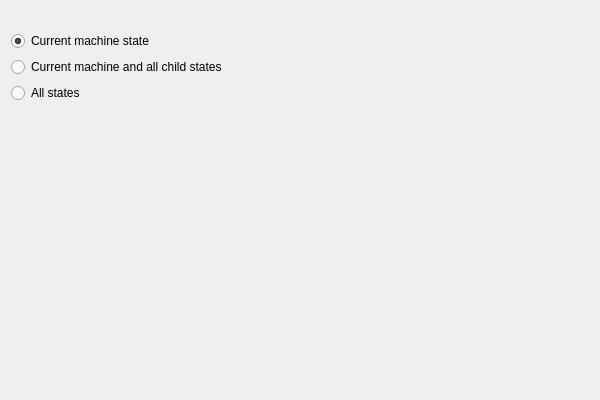
Old version of the form vbox/src/VBox/Frontends/VirtualBox/src/wizards/clonevm/UICloneVMWizardPage3.ui in the repository jljuxgm/vboxgit.
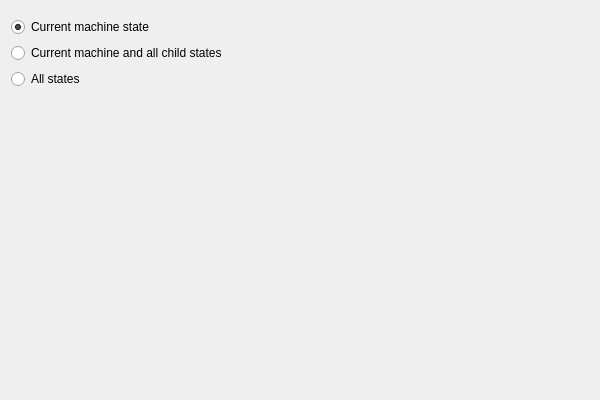
New version of the form. Custom widgets are drawn as their Qt base class.

What changed in the file:
```diff
--- a/vbox/src/VBox/Frontends/VirtualBox/src/wizards/clonevm/UICloneVMWizardPage3.ui
+++ b/vbox/src/VBox/Frontends/VirtualBox/src/wizards/clonevm/UICloneVMWizardPage3.ui
@@ -23,22 +23,9 @@
     <height>400</height>
    </rect>
   </property>
-  <property name="sizePolicy">
-   <sizepolicy hsizetype="Minimum" vsizetype="Minimum">
-    <horstretch>0</horstretch>
-    <verstretch>0</verstretch>
-   </sizepolicy>
-  </property>
   <layout class="QVBoxLayout" name="verticalLayout">
    <item>
-    <widget class="QILabel" name="m_pLabel">
-     <property name="text">
-      <string></string>
-     </property>
-     <property name="wordWrap">
-      <bool>true</bool>
-     </property>
-    </widget>
+    <widget class="QIRichTextLabel" name="m_pLabel"/>
    </item>
    <item>
     <widget class="QRadioButton" name="m_pMachineRadio">
@@ -81,9 +68,9 @@
  </widget>
  <customwidgets>
   <customwidget>
-   <class>QILabel</class>
-   <extends>QLabel</extends>
-   <header>QILabel.h</header>
+   <class>QIRichTextLabel</class>
+   <extends>QWidget</extends>
+   <header>QIRichTextLabel.h</header>
   </customwidget>
  </customwidgets>
  <resources/>
```
Left out of the diff: 4 changed lines with no effect on the pictures.
